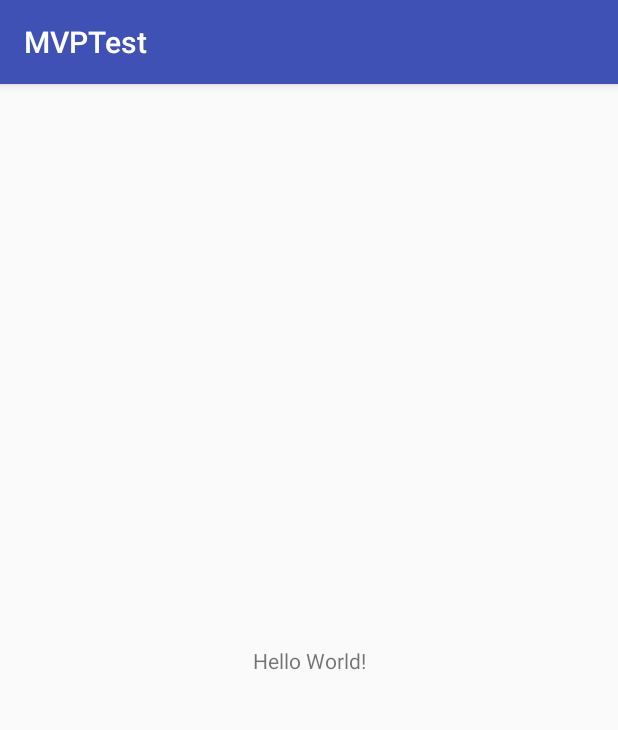
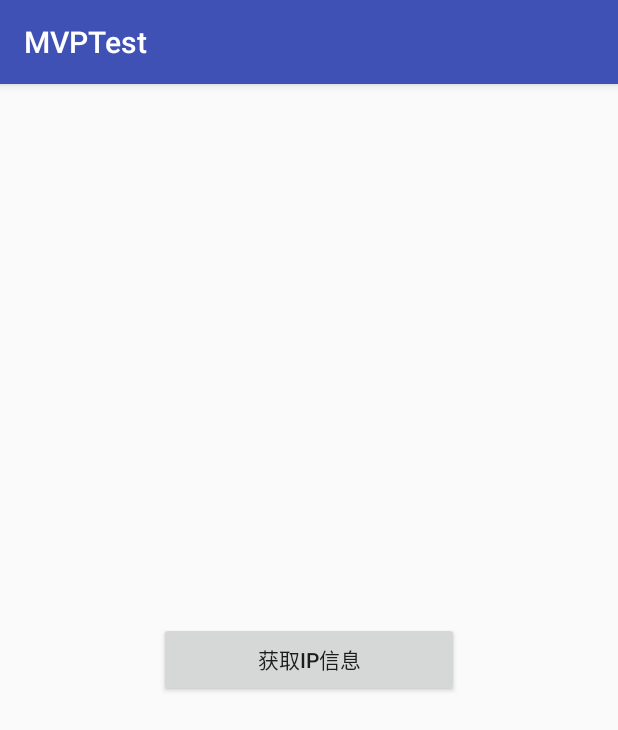
Before and after one commit to qiaopeichen/MyAndroidAdvanced, an Android app: the screen it shows after launch (MainActivity before the commit, IpInfoActivity after it), on a phone screen of 412 x 824 dp. Shown: the top 730 px of the screen. Run offline under Robolectric (Android 15) with nearby library versions, the phone set to English and light mode, and no system bars; libraries missing offline, so code that uses them is left out: cn.finalteam.okhttpfinal; 2 statements that could not run were skipped.

Commit message:
MVP架构——View

```diff
--- a/MvpTest/app/build.gradle
+++ b/MvpTest/app/build.gradle
@@ -22,6 +22,7 @@ dependencies {
     implementation fileTree(dir: 'libs', include: ['*.jar'])
     implementation 'com.android.support:appcompat-v7:26.1.0'
     implementation 'com.android.support.constraint:constraint-layout:1.0.2'
+    implementation 'com.android.support:support-v4:26.1.0'
     testImplementation 'junit:junit:4.12'
     androidTestImplementation 'com.android.support.test:runner:1.0.1'
     androidTestImplementation 'com.android.support.test.espresso:espresso-core:3.0.1'
--- a/MvpTest/app/src/main/AndroidManifest.xml
+++ b/MvpTest/app/src/main/AndroidManifest.xml
@@ -1,6 +1,8 @@
 <?xml version="1.0" encoding="utf-8"?>
 <manifest xmlns:android="http://schemas.android.com/apk/res/android"
     package="com.qiaopc.mvptest">
+
+    <uses-permission android:name="android.permission.INTERNET" />
 
     <application
         android:name=".MvpApplication"
@@ -10,7 +12,7 @@
         android:roundIcon="@mipmap/ic_launcher_round"
         android:supportsRtl="true"
         android:theme="@style/AppTheme">
-        <activity android:name=".MainActivity">
+        <activity android:name=".ipinfo.IpInfoActivity">
             <intent-filter>
                 <action android:name="android.intent.action.MAIN" />
 
--- a/MvpTest/app/src/main/java/com/qiaopc/mvptest/MainActivity.java
+++ /dev/null
@@ -1,13 +0,0 @@
-package com.qiaopc.mvptest;
-
-import android.support.v7.app.AppCompatActivity;
-import android.os.Bundle;
-
-public class MainActivity extends AppCompatActivity {
-
-    @Override
-    protected void onCreate(Bundle savedInstanceState) {
-        super.onCreate(savedInstanceState);
-        setContentView(R.layout.activity_main);
-    }
-}
--- a/MvpTest/app/src/main/java/com/qiaopc/mvptest/ipinfo/IpData.java
+++ b/MvpTest/app/src/main/java/com/qiaopc/mvptest/ipinfo/IpData.java
@@ -13,8 +13,6 @@ class IpData {
     private String region_id;
     private String city;
     private String city_id;
-    private String country;
-    private String country_id;
     private String isp;
     private String isp_id;
     private String ip;
--- /dev/null
+++ b/MvpTest/app/src/main/java/com/qiaopc/mvptest/ipinfo/IpInfoActivity.java
@@ -0,0 +1,26 @@
+package com.qiaopc.mvptest.ipinfo;
+
+import android.support.v7.app.AppCompatActivity;
+import android.os.Bundle;
+
+import com.qiaopc.mvptest.R;
+import com.qiaopc.mvptest.net.IpInfoTask;
+import com.qiaopc.mvptest.util.ActivityUtils;
+
+public class IpInfoActivity extends AppCompatActivity {
+    private IpInfoPresenter ipInfoPresenter;
+
+    @Override
+    protected void onCreate(Bundle savedInstanceState) {
+        super.onCreate(savedInstanceState);
+        setContentView(R.layout.activity_ip_info);
+        IpInfoFragment ipInfoFragment = (IpInfoFragment) getSupportFragmentManager().findFragmentById(R.id.contentFrame);
+        if (ipInfoFragment == null) {
+            ipInfoFragment = IpInfoFragment.newInstance();
+            ActivityUtils.addFragmentToActivity(getSupportFragmentManager(), ipInfoFragment, R.id.contentFrame);
+        }
+        IpInfoTask ipInfoTask = IpInfoTask.getInstance();
+        ipInfoPresenter = new IpInfoPresenter(ipInfoFragment, ipInfoTask);
+        ipInfoFragment.setPresenter(ipInfoPresenter);
+    }
+}
--- /dev/null
+++ b/MvpTest/app/src/main/java/com/qiaopc/mvptest/ipinfo/IpInfoFragment.java
@@ -0,0 +1,96 @@
+package com.qiaopc.mvptest.ipinfo;
+
+import android.app.Dialog;
+import android.app.ProgressDialog;
+import android.content.Context;
+import android.net.Uri;
+import android.os.Bundle;
+import android.support.v4.app.Fragment;
+import android.view.LayoutInflater;
+import android.view.View;
+import android.view.ViewGroup;
+import android.widget.Button;
+import android.widget.TextView;
+import android.widget.Toast;
+
+import com.qiaopc.mvptest.R;
+
+/**
+ * 定义IpInfoFragment实现IpInfoContract.View
+ * 注释1处通过实现setPresenter方法来注入InfoPresenter。
+ * 注释2处则调用InfoPresenter的getIpInfo方法来获取IP地址的信息。
+ * 另外，IpInfoFragment实现了View接口，用来接收IpInfoPresenter的回调并更新界面。
+ *
+ * IpInfoFragment在IpInfoActivity中调用setPresenter来注入IpInfoPresenter。
+ */
+public class IpInfoFragment extends Fragment implements IpInfoContract.View{
+    private TextView tv_country;
+    private TextView tv_area;
+    private TextView tv_city;
+    private Button bt_ipinfo;
+    private Dialog mDialog;
+    private IpInfoContract.Presenter mPresenter;
+
+    public static IpInfoFragment newInstance() {
+        return new IpInfoFragment();
+    }
+
+    @Override
+    public View onCreateView(LayoutInflater inflater, ViewGroup container,
+                             Bundle savedInstanceState) {
+        View root = inflater.inflate(R.layout.fragment_ip_info, container, false);
+        tv_country = root.findViewById(R.id.tv_area);
+        tv_area= root.findViewById(R.id.tv_area);
+        tv_city= root.findViewById(R.id.tv_city);
+        bt_ipinfo= root.findViewById(R.id.bt_ipinfo);
+        return root;
+    }
+
+    public void onActivityCreated(Bundle savedInstanceState) {
+        super.onActivityCreated(savedInstanceState);
+        mDialog = new ProgressDialog(getActivity());
+        mDialog.setTitle("获取数据中");
+        bt_ipinfo.setOnClickListener(new View.OnClickListener() {
+            @Override
+            public void onClick(View v) {
+                mPresenter.getIpInfo("39.155.184.147"); // 2
+            }
+        });
+    }
+
+    @Override
+    public void setPresenter(IpInfoContract.Presenter presenter) { // 1
+        mPresenter = presenter;
+    }
+
+    @Override
+    public void setIpInfo(IpInfo ipInfo) {
+        if (ipInfo != null && ipInfo.getData() != null) {
+            IpData ipData = ipInfo.getData();
+            tv_country.setText(ipData.getCountry());
+            tv_area.setText(ipData.getCity());
+        }
+    }
+
+    @Override
+    public void showLoading() {
+        mDialog.show();
+    }
+
+    @Override
+    public void hideLoading() {
+        if (mDialog.isShowing()) {
+            mDialog.dismiss();
+        }
+    }
+
+    @Override
+    public void showError() {
+        Toast.makeText(getActivity().getApplicationContext(), "网络出错", Toast.LENGTH_SHORT).show();
+    }
+
+    @Override
+    public boolean isActive() {
+        return isAdded();
+    }
+}
--- a/MvpTest/app/src/main/java/com/qiaopc/mvptest/net/IpInfoTask.java
+++ b/MvpTest/app/src/main/java/com/qiaopc/mvptest/net/IpInfoTask.java
@@ -14,7 +14,7 @@ import cn.finalteam.okhttpfinal.RequestParams;
  * 同时在OkHttpFinal的回调函数中调用自己定义的回调函数LoadTasksCallBack
  */
 
-public class IpInfoTask implements NetTask {
+public class IpInfoTask implements NetTask<String> {
     private static IpInfoTask INSTANCE = null;
     private static final String HOST = "http://ip.taobao.com/service/getIpInfo.php";
     private LoadTasksCallBack loadTasksCallBack;
@@ -60,4 +60,6 @@ public class IpInfoTask implements NetTask {
             }
         });
     }
+
+
 }
--- /dev/null
+++ b/MvpTest/app/src/main/java/com/qiaopc/mvptest/util/ActivityUtils.java
@@ -0,0 +1,19 @@
+package com.qiaopc.mvptest.util;
+
+
+import android.support.v4.app.Fragment;
+import android.support.v4.app.FragmentManager;
+import android.support.v4.app.FragmentTransaction;
+
+/**
+ * Created by qiaopc on 2018/4/8 0008.
+ */
+
+public class ActivityUtils {
+    public static void addFragmentToActivity(FragmentManager fragmentManager,
+                                             Fragment fragment, int frameId) {
+        FragmentTransaction transaction = fragmentManager.beginTransaction();
+        transaction.add(frameId, fragment);
+        transaction.commit();
+    }
+}
--- /dev/null
+++ b/MvpTest/app/src/main/res/layout/activity_ip_info.xml
@@ -0,0 +1,13 @@
+<?xml version="1.0" encoding="utf-8"?>
+<RelativeLayout xmlns:android="http://schemas.android.com/apk/res/android"
+    xmlns:app="http://schemas.android.com/apk/res-auto"
+    xmlns:tools="http://schemas.android.com/tools"
+    android:layout_width="match_parent"
+    android:layout_height="match_parent"
+    tools:context="com.qiaopc.mvptest.ipinfo.IpInfoActivity">
+    <FrameLayout
+        android:id="@+id/contentFrame"
+        android:layout_width="match_parent"
+        android:layout_height="match_parent" />
+
+</RelativeLayout>
--- /dev/null
+++ b/MvpTest/app/src/main/res/layout/fragment_ip_info.xml
@@ -0,0 +1,38 @@
+<?xml version="1.0" encoding="utf-8"?>
+<RelativeLayout xmlns:android="http://schemas.android.com/apk/res/android"
+    xmlns:tools="http://schemas.android.com/tools"
+    android:id="@+id/activity_main"
+    android:layout_width="match_parent"
+    android:layout_height="match_parent">
+
+    <TextView
+        android:id="@+id/tv_country"
+        android:layout_width="wrap_content"
+        android:layout_height="wrap_content"
+        android:layout_centerHorizontal="true"
+        android:layout_marginTop="50dp" />
+    <TextView
+        android:id="@+id/tv_area"
+        android:layout_width="wrap_content"
+        android:layout_height="wrap_content"
+        android:layout_below="@id/tv_country"
+        android:layout_centerHorizontal="true"
+        android:layout_marginTop="30dp" />
+
+    <TextView
+        android:id="@+id/tv_city"
+        android:layout_width="wrap_content"
+        android:layout_height="wrap_content"
+        android:layout_below="@id/tv_area"
+        android:layout_centerHorizontal="true"
+        android:layout_marginTop="30dp" />
+
+
+    <Button
+        android:id="@+id/bt_ipinfo"
+        android:layout_width="200dp"
+        android:layout_height="50dp"
+        android:layout_centerInParent="true"
+        android:layout_marginTop="10dp"
+        android:text="获取Ip信息" />
+</RelativeLayout>
--- a/MvpTest/app/src/main/res/values/strings.xml
+++ b/MvpTest/app/src/main/res/values/strings.xml
@@ -1,3 +1,6 @@
 <resources>
     <string name="app_name">MVPTest</string>
+
+    <!-- TODO: Remove or change this placeholder text -->
+    <string name="hello_blank_fragment">Hello blank fragment</string>
 </resources>
```
